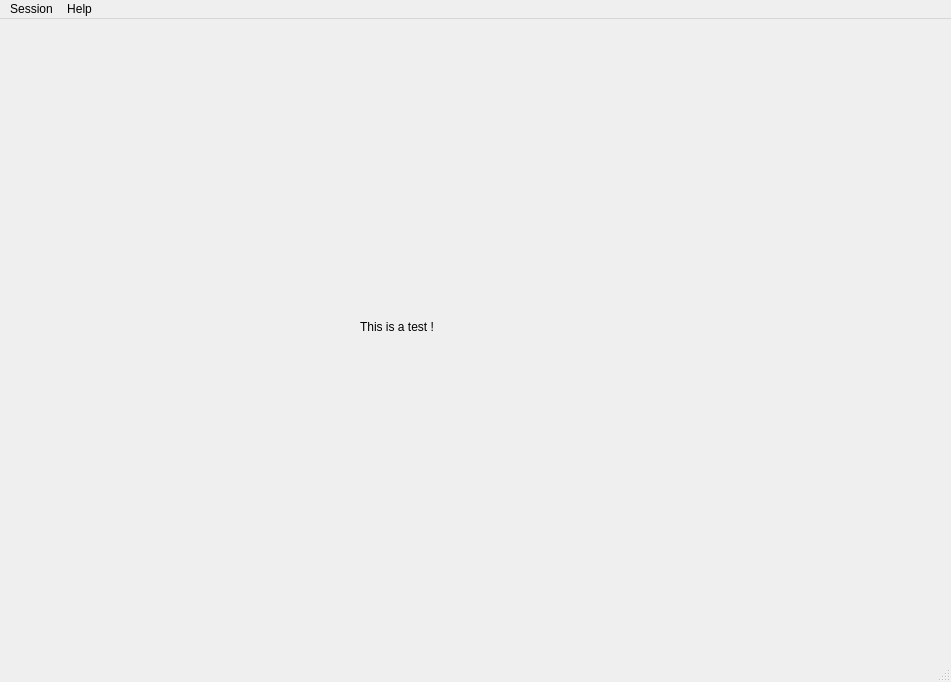
Qt form rockit_autoreconstruction_ui/ui/mainWindow.ui (ornlneutronimaging/rockit_autoreconstruction_ui) before a commit.
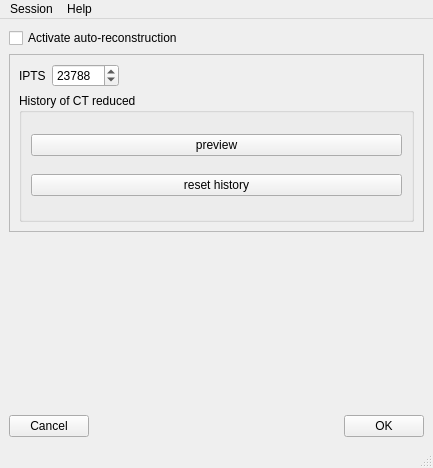
The same form after that commit.

Commit message: connecting the buttons. this refs #1

```diff
--- a/rockit_autoreconstruction_ui/ui/mainWindow.ui
+++ b/rockit_autoreconstruction_ui/ui/mainWindow.ui
@@ -6,34 +6,152 @@
    <rect>
     <x>0</x>
     <y>0</y>
-    <width>951</width>
-    <height>682</height>
+    <width>433</width>
+    <height>468</height>
    </rect>
   </property>
   <property name="windowTitle">
    <string>maverick</string>
   </property>
   <widget class="QWidget" name="centralwidget">
-   <widget class="QLabel" name="label">
-    <property name="geometry">
-     <rect>
-      <x>360</x>
-      <y>300</y>
-      <width>311</width>
-      <height>16</height>
-     </rect>
-    </property>
-    <property name="text">
-     <string>This is a test !</string>
-    </property>
-   </widget>
+   <layout class="QVBoxLayout" name="verticalLayout_2">
+    <item>
+     <widget class="QCheckBox" name="checkBox">
+      <property name="text">
+       <string>Activate auto-reconstruction</string>
+      </property>
+     </widget>
+    </item>
+    <item>
+     <widget class="QFrame" name="frame">
+      <property name="frameShape">
+       <enum>QFrame::StyledPanel</enum>
+      </property>
+      <property name="frameShadow">
+       <enum>QFrame::Raised</enum>
+      </property>
+      <layout class="QVBoxLayout" name="verticalLayout">
+       <item>
+        <layout class="QHBoxLayout" name="horizontalLayout">
+         <item>
+          <widget class="QLabel" name="label">
+           <property name="text">
+            <string>IPTS</string>
+           </property>
+          </widget>
+         </item>
+         <item>
+          <widget class="QSpinBox" name="spinBox">
+           <property name="minimum">
+            <number>1000</number>
+           </property>
+           <property name="maximum">
+            <number>1000000</number>
+           </property>
+           <property name="value">
+            <number>23788</number>
+           </property>
+          </widget>
+         </item>
+         <item>
+          <spacer name="horizontalSpacer">
+           <property name="orientation">
+            <enum>Qt::Horizontal</enum>
+           </property>
+           <property name="sizeHint" stdset="0">
+            <size>
+             <width>40</width>
+             <height>20</height>
+            </size>
+           </property>
+          </spacer>
+         </item>
+        </layout>
+       </item>
+       <item>
+        <widget class="QGroupBox" name="groupBox">
+         <property name="sizePolicy">
+          <sizepolicy hsizetype="Preferred" vsizetype="Expanding">
+           <horstretch>0</horstretch>
+           <verstretch>0</verstretch>
+          </sizepolicy>
+         </property>
+         <property name="title">
+          <string>History of CT reduced</string>
+         </property>
+         <layout class="QVBoxLayout" name="verticalLayout_3">
+          <item>
+           <widget class="QPushButton" name="pushButton_2">
+            <property name="text">
+             <string>preview</string>
+            </property>
+           </widget>
+          </item>
+          <item>
+           <widget class="QPushButton" name="pushButton">
+            <property name="text">
+             <string>reset history</string>
+            </property>
+           </widget>
+          </item>
+         </layout>
+        </widget>
+       </item>
+      </layout>
+     </widget>
+    </item>
+    <item>
+     <spacer name="verticalSpacer_3">
+      <property name="orientation">
+       <enum>Qt::Vertical</enum>
+      </property>
+      <property name="sizeHint" stdset="0">
+       <size>
+        <width>20</width>
+        <height>153</height>
+       </size>
+      </property>
+     </spacer>
+    </item>
+    <item>
+     <layout class="QHBoxLayout" name="horizontalLayout_2">
+      <item>
+       <widget class="QPushButton" name="pushButton_3">
+        <property name="text">
+         <string>Cancel</string>
+        </property>
+       </widget>
+      </item>
+      <item>
+       <spacer name="horizontalSpacer_2">
+        <property name="orientation">
+         <enum>Qt::Horizontal</enum>
+        </property>
+        <property name="sizeHint" stdset="0">
+         <size>
+          <width>40</width>
+          <height>20</height>
+         </size>
+        </property>
+       </spacer>
+      </item>
+      <item>
+       <widget class="QPushButton" name="pushButton_4">
+        <property name="text">
+         <string>OK</string>
+        </property>
+       </widget>
+      </item>
+     </layout>
+    </item>
+   </layout>
   </widget>
   <widget class="QMenuBar" name="menubar">
    <property name="geometry">
     <rect>
      <x>0</x>
      <y>0</y>
-     <width>951</width>
+     <width>433</width>
      <height>24</height>
     </rect>
    </property>
```
Left out of the diff: 137 changed lines with no effect on the pictures. The commit also changes 1 other file.
